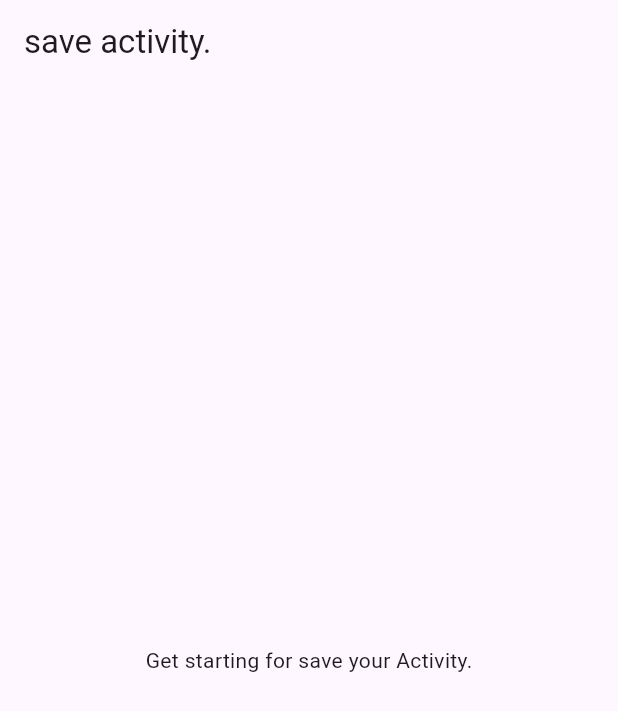
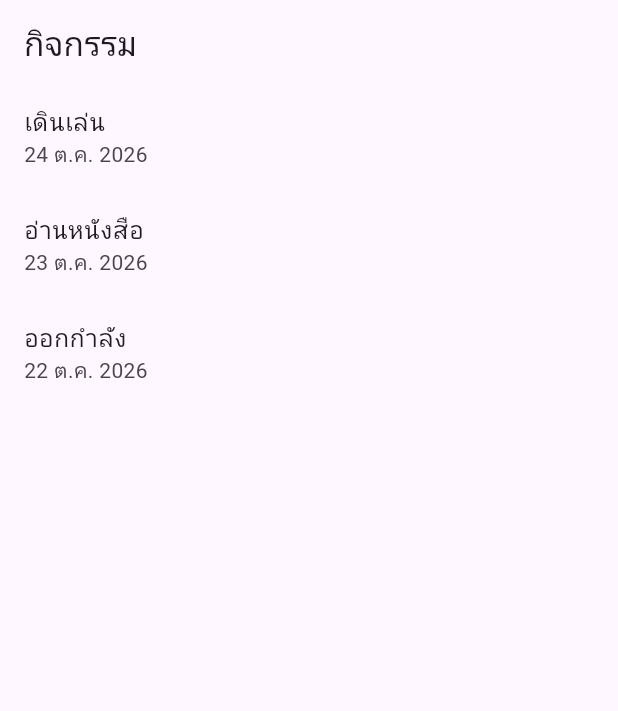
Before and after one commit to Mosuzzzz/activity_weather, a Flutter app: the screen it shows after launch, on a phone screen of 412 x 824 dp. Shown: the top 711 px of the screen. Run offline on Flutter 3.47's test engine with Material 3 defaults, Android fonts, the phone set to English and light mode, and no system bars.

Commit message:
add widget

```diff
--- a/lib/main.dart
+++ b/lib/main.dart
@@ -1,4 +1,6 @@
 import 'package:flutter/material.dart';
+
+import 'screens/activity_list_page.dart';
 
 void main() {
   runApp(const MyApp());
@@ -7,30 +9,17 @@ void main() {
 class MyApp extends StatelessWidget {
   const MyApp({super.key});
 
-  // This widget is the root of your application.
   @override
   Widget build(BuildContext context) {
     return MaterialApp(
       title: 'Activity Weather',
-      home: Scaffold(
-        appBar: AppBar(title: const Text('save activity.')),
-        body: const Center(child: Text('Get starting for save your Activity.')),
-      ),
+      home: const ActivityListPage(),
     );
   }
 }
 
 class MyHomePage extends StatefulWidget {
   const MyHomePage({super.key, required this.title});
-
-  // This widget is the home page of your application. It is stateful, meaning
-  // that it has a State object (defined below) that contains fields that affect
-  // how it looks.
-
-  // This class is the configuration for the state. It holds the values (in this
-  // case the title) provided by the parent (in this case the App widget) and
-  // used by the build method of the State. Fields in a Widget subclass are
-  // always marked "final".
 
   final String title;
 
@@ -43,50 +32,16 @@ class _MyHomePageState extends State<MyHomePage> {
 
   void _incrementCounter() {
     setState(() {
-      // This call to setState tells the Flutter framework that something has
-      // changed in this State, which causes it to rerun the build method below
-      // so that the display can reflect the updated values. If we changed
-      // _counter without calling setState(), then the build method would not be
-      // called again, and so nothing would appear to happen.
       _counter++;
     });
   }
 
   @override
   Widget build(BuildContext context) {
-    // This method is rerun every time setState is called, for instance as done
-    // by the _incrementCounter method above.
-    //
-    // The Flutter framework has been optimized to make rerunning build methods
-    // fast, so that you can just rebuild anything that needs updating rather
-    // than having to individually change instances of widgets.
     return Scaffold(
-      appBar: AppBar(
-        // TRY THIS: Try changing the color here to a specific color (to
-        // Colors.amber, perhaps?) and trigger a hot reload to see the AppBar
-        // change color while the other colors stay the same.
-        backgroundColor: Theme.of(context).colorScheme.inversePrimary,
-        // Here we take the value from the MyHomePage object that was created by
-        // the App.build method, and use it to set our appbar title.
-        title: Text(widget.title),
-      ),
+      appBar: AppBar(title: Text(widget.title)),
       body: Center(
-        // Center is a layout widget. It takes a single child and positions it
-        // in the middle of the parent.
         child: Column(
-          // Column is also a layout widget. It takes a list of children and
-          // arranges them vertically. By default, it sizes itself to fit its
-          // children horizontally, and tries to be as tall as its parent.
-          //
-          // Column has various properties to control how it sizes itself and
-          // how it positions its children. Here we use mainAxisAlignment to
-          // center the children vertically; the main axis here is the vertical
-          // axis because Columns are vertical (the cross axis would be
-          // horizontal).
-          //
-          // TRY THIS: Invoke "debug painting" (choose the "Toggle Debug Paint"
-          // action in the IDE, or press "p" in the console), to see the
-          // wireframe for each widget.
           mainAxisAlignment: .center,
           children: [
             const Text('You have pushed the button this many times:'),
--- /dev/null
+++ b/lib/screens/activity_list_page.dart
@@ -0,0 +1,41 @@
+import 'package:flutter/material.dart';
+
+class ActivityListPage extends StatelessWidget {
+  const ActivityListPage({super.key});
+
+  static const activities = <Map<String, String>>[
+    {'title': 'เดินเล่น', 'date': '24 ต.ค. 2026', 'detail': 'เดินในสวน'},
+    {'title': 'อ่านหนังสือ', 'date': '23 ต.ค. 2026', 'detail': 'อ่าน 20 นาที'},
+    {'title': 'ออกกำลัง', 'date': '22 ต.ค. 2026', 'detail': 'ยืดกล้ามเนื้อ'},
+  ];
+
+  @override
+  Widget build(BuildContext context) {
+    return Scaffold(
+      appBar: AppBar(title: const Text('กิจกรรม')),
+      body: activities.isEmpty
+          ? const Center(child: Text('ยังไม่มีกิจกรรม'))
+          : ListView.builder(
+              itemCount: activities.length,
+              itemBuilder: (context, index) {
+                final item = activities[index];
+                return ListTile(
+                  title: Text(item['title']!),
+                  subtitle: Text(item['date']!),
+                  onTap: () {
+                    Navigator.push<void>(
+                      context,
+                      MaterialPageRoute<void>(
+                        builder: (context) => Scaffold(
+                          appBar: AppBar(title: Text(item['title']!)),
+                          body: Center(child: Text(item['detail']!)),
+                        ),
+                      ),
+                    );
+                  },
+                );
+              },
+            ),
+    );
+  }
+}
```
